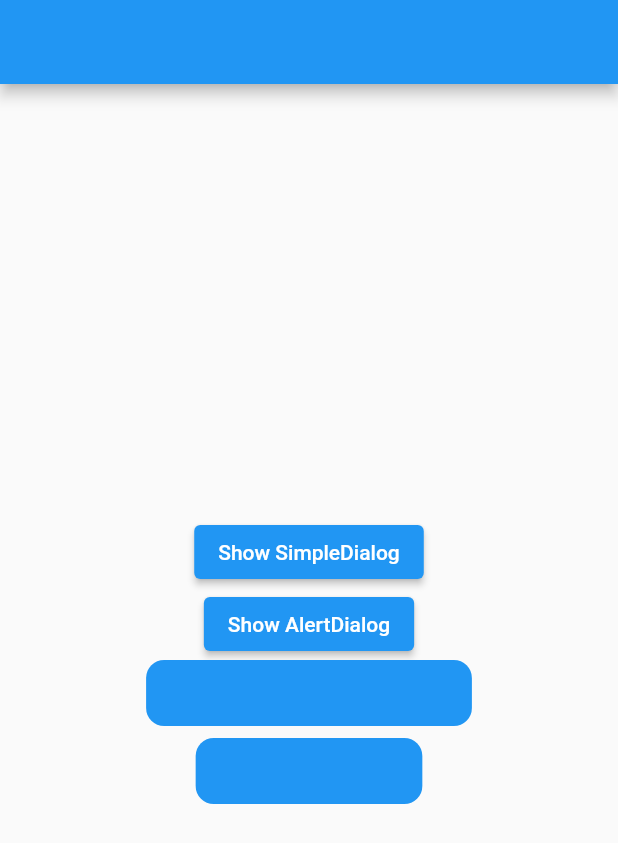
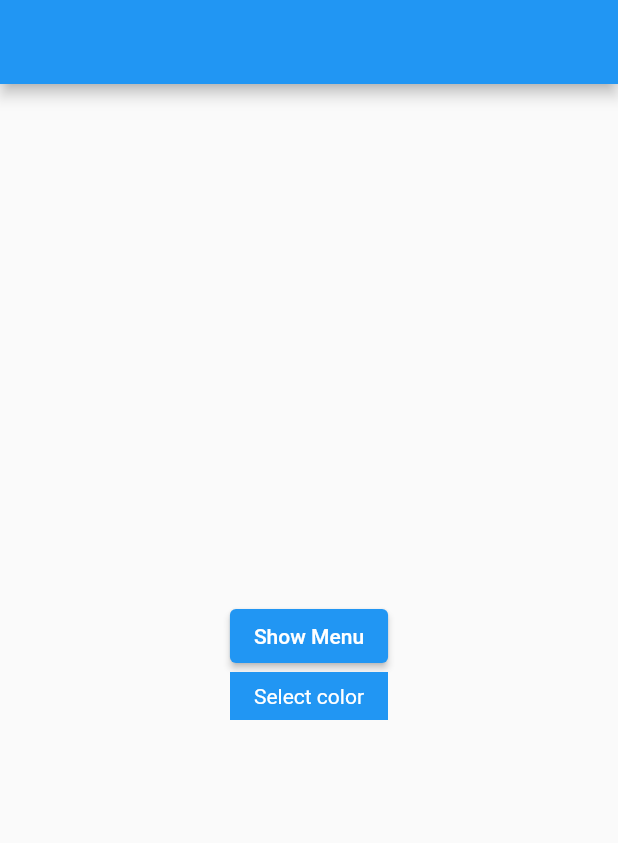
Before and after one commit to dan7sc/flutter-basics, a Flutter app: the screen it shows after launch, on a phone screen of 412 x 824 dp. Shown: the top 843 px of the screen. Run offline on Flutter 3.47's test engine with Material 2 defaults, Android fonts, the phone set to English and light mode, and no system bars.

Commit message:
Add DisplayMenuPage

```diff
--- a/lib/src/app_widget.dart
+++ b/lib/src/app_widget.dart
@@ -14,7 +14,7 @@ class App extends StatelessWidget {
       // home: HomePage(),
       initialRoute: '/',
       routes: {
-        '/': (context) => DisplayDialogPage(),
+        '/': (context) => DisplayMenuPage(),
       }
     );
   }
--- /dev/null
+++ b/lib/src/widgets/navigation/display_menu_page.dart
@@ -0,0 +1,72 @@
+import 'package:flutter/material.dart';
+import 'package:flutter/cupertino.dart';
+
+class DisplayMenuPage extends StatelessWidget {
+  @override
+  Widget build(BuildContext context) {
+    return Scaffold(
+      appBar: AppBar(),
+      body: Center(
+        child: Column(
+          mainAxisAlignment: MainAxisAlignment.center,
+          children: [
+            ElevatedButton(
+              child: Text('Show Menu'),
+              onPressed: () async {
+                String? result = await showMenu<String>(
+                  context: context,
+                  position: RelativeRect.fromLTRB(0, 0, 0, 0),
+                  items: [
+                    PopupMenuItem(
+                      value: 'red',
+                      child: Text('Red'),
+                    ),
+                    PopupMenuDivider(),
+                    CheckedPopupMenuItem(
+                      value: 'green',
+                      checked: true,
+                      child: Text('Green'),
+                    ),
+                  ],
+                  initialValue: 'green',
+                );
+                print(result);
+              },
+            ),
+            PopupMenuButton(
+              itemBuilder: (BuildContext context) {
+                return <PopupMenuEntry<String>>[
+                  PopupMenuItem(
+                    value: 'red',
+                    child: Text('Red'),
+                  ),
+                  PopupMenuDivider(),
+                  CheckedPopupMenuItem(
+                    value: 'green',
+                    checked: true,
+                    child: Text('Green'),
+                  ),
+                ];
+              },
+              initialValue: 'green',
+              child: Container(
+                padding: EdgeInsets.symmetric(vertical: 8.0, horizontal: 16.0),
+                color: Colors.blue.shade500,
+                child: Text(
+                  'Select color',
+                  style: TextStyle(color: Colors.white),
+                ),
+              ),
+              onSelected: (String value) {
+                print(value);
+              },
+              onCanceled: () {
+                print('no selections');
+              },
+            ),
+          ],
+        ),
+      ),
+    );
+  }
+}
--- a/lib/src/widgets/widgets.dart
+++ b/lib/src/widgets/widgets.dart
@@ -66,3 +66,4 @@ export 'navigation/simple_navigation_page.dart';
 export 'navigation/page_navigation_app.dart';
 export 'navigation/user_details_page.dart';
 export 'navigation/display_dialog_page.dart';
+export 'navigation/display_menu_page.dart';
```
